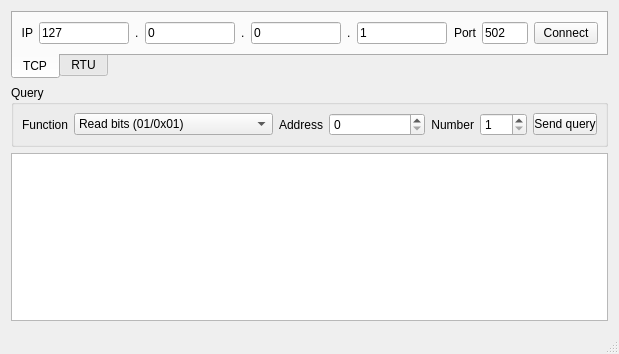
The window that mainwindow.ui (kiug/QModbus) describes before a commit, drawn with Qt 5.
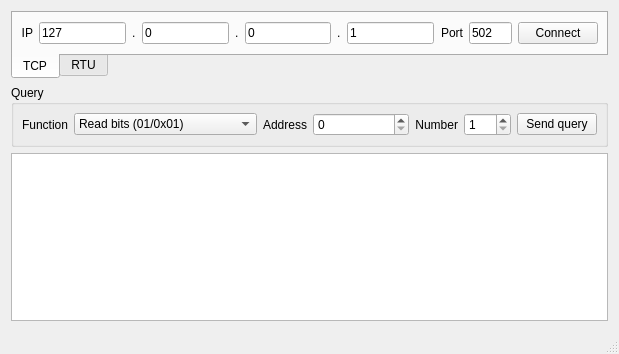
The same window after the commit.

Patch:
```diff
--- a/mainwindow.ui
+++ b/mainwindow.ui
@@ -59,7 +59,7 @@
         <item>
          <widget class="QLineEdit" name="ipOct1LineEdit">
           <property name="inputMask">
-           <string>000; </string>
+           <string>000</string>
           </property>
           <property name="text">
            <string>127</string>
@@ -79,7 +79,7 @@
         <item>
          <widget class="QLineEdit" name="ipOct2LineEdit">
           <property name="inputMask">
-           <string>000; </string>
+           <string>000</string>
           </property>
           <property name="text">
            <string>0</string>
@@ -96,7 +96,7 @@
         <item>
          <widget class="QLineEdit" name="ipOct3LineEdit">
           <property name="inputMask">
-           <string>000; </string>
+           <string>000</string>
           </property>
           <property name="text">
            <string>0</string>
@@ -113,7 +113,7 @@
         <item>
          <widget class="QLineEdit" name="ipOct4LineEdit">
           <property name="inputMask">
-           <string>000; </string>
+           <string>000</string>
           </property>
           <property name="text">
            <string>1</string>
@@ -139,7 +139,7 @@
            </size>
           </property>
           <property name="inputMask">
-           <string>00000; </string>
+           <string>00000</string>
           </property>
           <property name="text">
            <string>502</string>
@@ -151,12 +151,6 @@
         </item>
         <item>
          <widget class="QPushButton" name="tcpConnectPushButton">
-          <property name="maximumSize">
-           <size>
-            <width>64</width>
-            <height>16777215</height>
-           </size>
-          </property>
           <property name="text">
            <string>Connect</string>
           </property>
@@ -506,12 +500,6 @@
        </item>
        <item>
         <widget class="QPushButton" name="sendQueryPushButton">
-         <property name="maximumSize">
-          <size>
-           <width>64</width>
-           <height>16777215</height>
-          </size>
-         </property>
          <property name="text">
           <string>Send query</string>
          </property>
```
Left out of the diff: 6 changed lines with no effect on the pictures.
